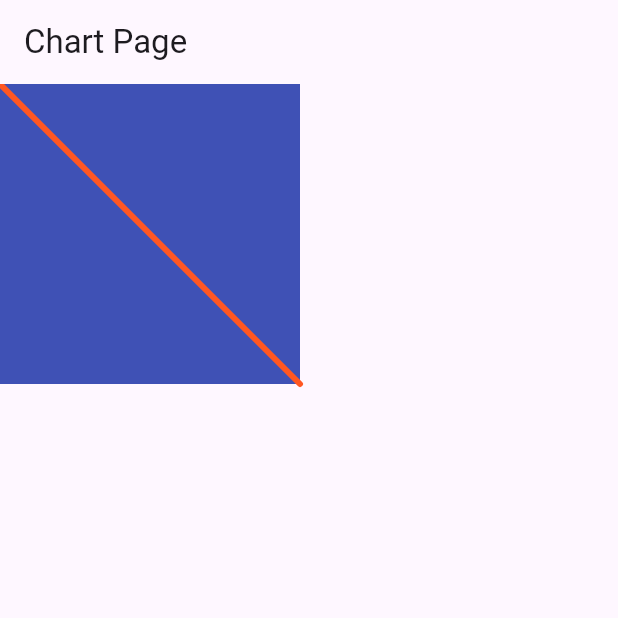
After one commit to Limdongkeun/Flutter_APP, a Flutter app: the PainterPage screen opened directly, on a phone screen of 412 x 824 dp, the top half of it. The commit adds this screen. Run offline on Flutter 3.47's test engine with Material 3 defaults, Android fonts, the phone set to English and light mode, and no system bars.

Commit message:
다트 > customPaint, customPainter 기초

```diff
--- a/lib/painter/MyPainter.dart
+++ b/lib/painter/MyPainter.dart
@@ -1,11 +1,27 @@
 import 'package:flutter/cupertino.dart';
 import 'package:flutter/material.dart';
-
+/*
+ * 커스텀 페인터는 화면에 직접 UI를 그릴 때 사용
+ * 기존 UI로 만들기 어려운 화면을 만들고 싶을 때 유용
+ * 직접 UI를 그릴려면 customPaint, CustomPainter 클래스가 있어야 한다
+ *
+ * customPaint -> Container, Center 같은 위젯
+ * customPaint는 cusiomPainter를 담는 그릇
+ *
+ * customPaint
+ * container, center 같은 위젯
+ * painter를 가지고 patiner에세 화면을 그리도록 한다
+ * painter -> child -> foregroundPainter 순으로 화면을 그린다
+ *
+ * customPainter
+ * canvas, paint, size등을 통해 실제 화면을 그릴 때 사용
+ * 선 그리기(drawLine), 원 그리기(drawCircle)등 다양한 그리기 함수 지원
+ */
 class MyPainter extends CustomPainter {
   @override
   void paint(Canvas canvas, Size size) {
     Paint paint = Paint() // Paint 클래스는 어떤 식으로 화면을 그릴지 정할 때 쓰임.
-      ..color = Colors.deepPurpleAccent // 색은 보라색
+      ..color = Colors.deepOrange // 색은 보라색
       ..strokeCap = StrokeCap.round // 선의 끝은 둥글게 함.
       ..strokeWidth = 4.0; // 선의 굵기는 4.0
     Offset p1 = const Offset(0.0, 0.0); // 선을 그리기 위한 좌표값을 만듬.
--- /dev/null
+++ b/lib/painter/PainterPage.dart
@@ -0,0 +1,27 @@
+import 'package:flutter/material.dart';
+import 'package:flutter_workspace/painter/MyPainter.dart';
+
+class PainterPage extends StatelessWidget {
+  const PainterPage({super.key});
+
+
+  //위젯의 크기는 기본적으로 부모 > 자식(child) > size (CustomPaint의 속성) 값을 따른다
+  @override
+  Widget build(BuildContext context) {
+    return Scaffold(
+      appBar: AppBar(
+        title: const Text("Chart Page"),
+      ),
+      body: CustomPaint(
+        // painter: MyPainter(), //painter에 그리기를 담당할 클래스를 넣음 painter -> child 순으로 그려진다 MyPainter()에서 선을 그림
+        foregroundPainter: MyPainter(), //child가 먼저 그려지니, 선이 화면에 보인다
+        size: const Size(200, 200), //위젯의 크기를 정함
+        child: Container( //더 늦게 그려지니 화면에 보인다
+          width: 200,
+          height: 200,
+          color: Colors.indigo,
+        ),
+      ),
+    );
+  }
+}
--- /dev/null
+++ b/lib/painter/painterMain.dart
@@ -0,0 +1,17 @@
+import 'package:flutter/cupertino.dart';
+import 'package:flutter/material.dart';
+import 'package:flutter_workspace/painter/PainterPage.dart';
+
+void main() => runApp(const MyApp());
+
+class MyApp extends StatelessWidget {
+  const MyApp({super.key});
+
+  @override
+  Widget build(BuildContext context) {
+    return const MaterialApp(
+      title: 'Painter Example',
+      home: PainterPage(),
+    );
+  }
+}
```
